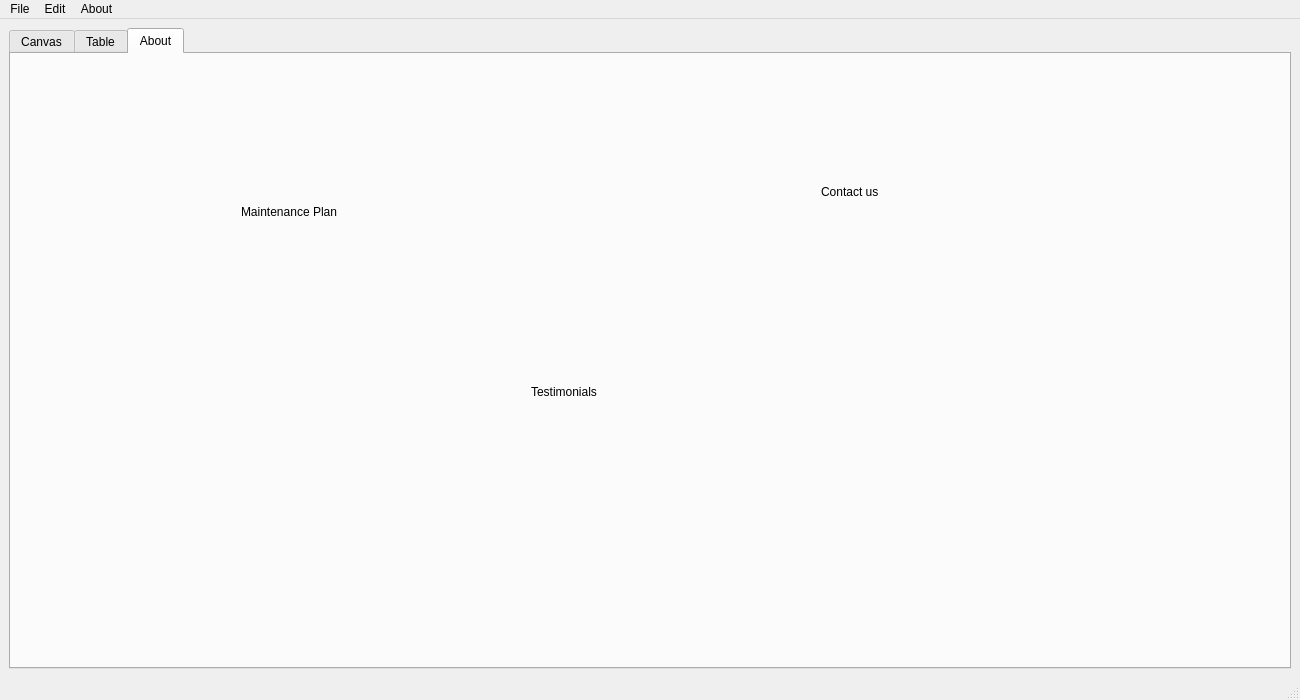
25wes25/include-dad-, file CoolCats/maininterface.ui: the form before one commit.
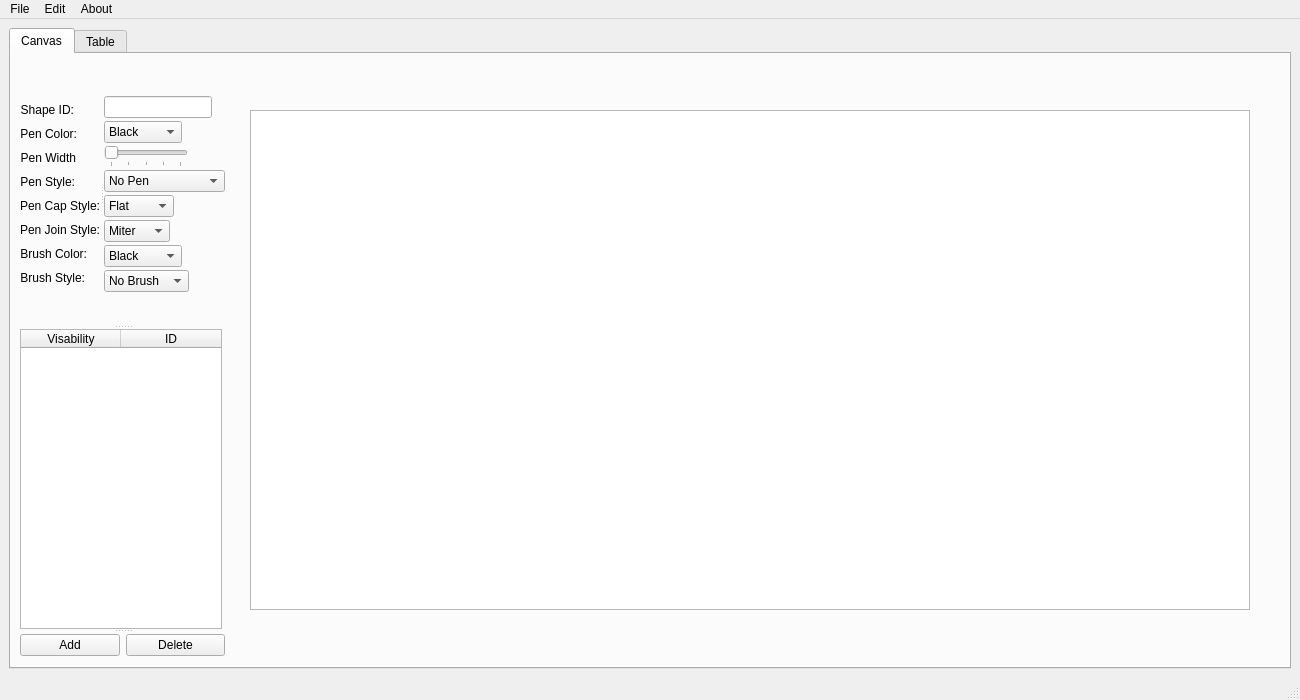
The form after the commit. The open tabs and pages were chosen to show the change.

Patch:
```diff
--- a/CoolCats/maininterface.ui
+++ b/CoolCats/maininterface.ui
@@ -631,53 +631,6 @@
         </property>
        </widget>
       </widget>
-      <widget class="QWidget" name="About">
-       <property name="enabled">
-        <bool>true</bool>
-       </property>
-       <attribute name="title">
-        <string>About</string>
-       </attribute>
-       <widget class="QLabel" name="contactUsLabel">
-        <property name="geometry">
-         <rect>
-          <x>810</x>
-          <y>130</y>
-          <width>211</width>
-          <height>16</height>
-         </rect>
-        </property>
-        <property name="text">
-         <string>Contact us</string>
-        </property>
-       </widget>
-       <widget class="QLabel" name="mainenancePlanLabel">
-        <property name="geometry">
-         <rect>
-          <x>230</x>
-          <y>150</y>
-          <width>181</width>
-          <height>16</height>
-         </rect>
-        </property>
-        <property name="text">
-         <string>Maintenance Plan</string>
-        </property>
-       </widget>
-       <widget class="QLabel" name="testimonialsLabel">
-        <property name="geometry">
-         <rect>
-          <x>520</x>
-          <y>330</y>
-          <width>201</width>
-          <height>16</height>
-         </rect>
-        </property>
-        <property name="text">
-         <string>Testimonials</string>
-        </property>
-       </widget>
-      </widget>
      </widget>
     </item>
    </layout>
```
Left out of the diff: 4 changed lines with no effect on the pictures.
